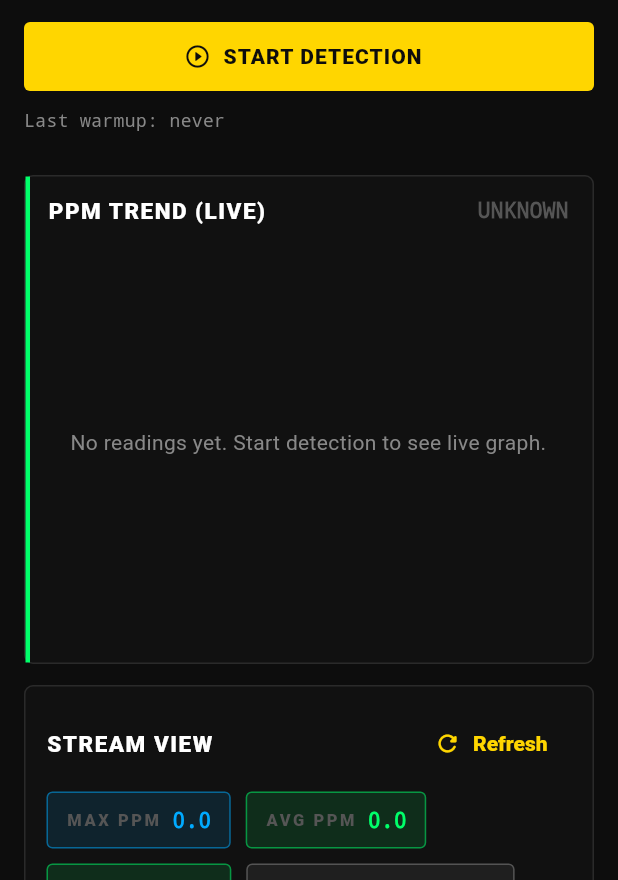
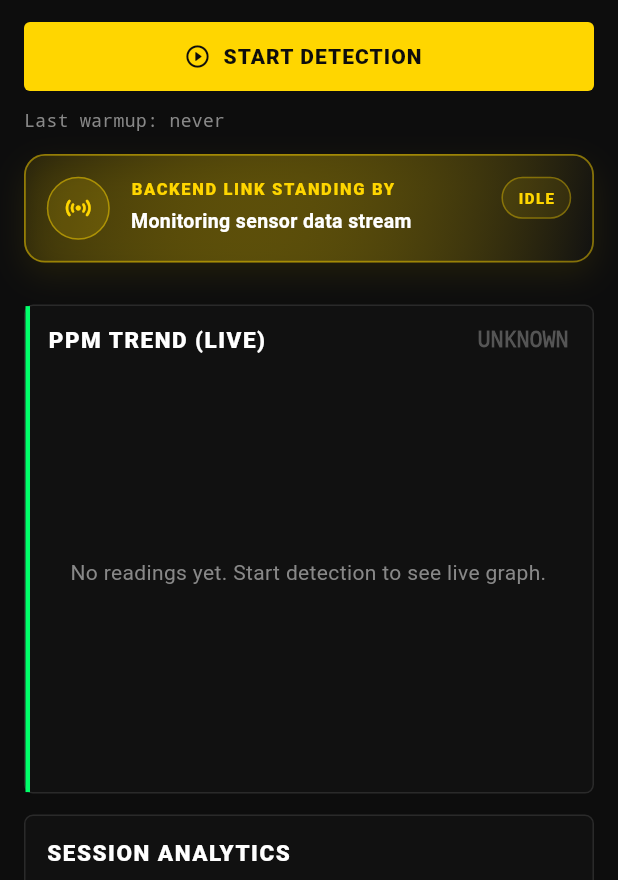
Before and after one commit to ulric-collaco/CarbonFlux, a Flutter app: the DashboardScreen screen opened directly, on a phone screen of 412 x 824 dp, the part 356-1236 px from its top. Run offline on Flutter 3.47's test engine with Material 3 defaults, Android fonts, the phone set to English and light mode, and no system bars; our stand-ins replace fl_chart, flutter_blue_plus, flutter_riverpod, permission_handler, shared_preferences; accounts and stored records are empty; network calls fail; Roboto replaces fonts that are missing (Barlow).

Commit message:
flutter changes

```diff
--- a/flutter-app/lib/screens/dashboard_screen.dart
+++ b/flutter-app/lib/screens/dashboard_screen.dart
@@ -15,7 +15,7 @@ import '../widgets/state_badge.dart';
 
 class DashboardScreen extends ConsumerWidget {
   const DashboardScreen({super.key});
-  static const double _violationThresholdPpm = 1000;
+  static const double _violationThresholdPpm = 500;
 
   Future<void> _runDetectionCycle(
     BuildContext context,
@@ -55,11 +55,8 @@ class DashboardScreen extends ConsumerWidget {
     final status = state.status;
     final latest = state.latestReading;
     final currentState = status?.state ?? 'UNKNOWN';
-    final analyticsReadings = state.streamReadings.isNotEmpty
-        ? state.streamReadings
-        : state.readingHistory;
     final analytics = _StreamAnalytics.fromReadings(
-      analyticsReadings,
+      state.readingHistory,
       threshold: _violationThresholdPpm,
     );
 
@@ -130,9 +127,7 @@ class DashboardScreen extends ConsumerWidget {
                             currentState == 'STOPPED')
                           _MetricChip(
                             label: 'READINGS',
-                            value: state.streamReadings.isNotEmpty
-                                ? state.streamReadings.length.toString()
-                                : state.readingHistory.length.toString(),
+                            value: state.readingHistory.length.toString(),
                             color: CarbonFluxColors.blue,
                           ),
                       ],
@@ -174,7 +169,6 @@ class DashboardScreen extends ConsumerWidget {
                       fontFamily: 'monospace',
                     ),
                   ),
-                  if (state.isDetectionCycleRunning)
                   LiveUploadBar(
                     isUploading: state.isUploading,
                     status: state.uploadingStatus,
@@ -221,19 +215,9 @@ class DashboardScreen extends ConsumerWidget {
                     child: Column(
                       crossAxisAlignment: CrossAxisAlignment.start,
                       children: [
-                        Row(
-                          children: [
                         const Text(
-                              'STREAM VIEW',
+                          'SESSION ANALYTICS',
                           style: CarbonFluxText.section,
-                            ),
-                            const Spacer(),
-                            TextButton.icon(
-                              onPressed: controller.refreshStream,
-                              icon: const Icon(Icons.refresh_rounded),
-                              label: const Text('Refresh'),
-                            ),
-                          ],
                         ),
                         const SizedBox(height: 8),
                         Wrap(
@@ -268,62 +252,6 @@ class DashboardScreen extends ConsumerWidget {
                             ),
                           ],
                         ),
-                        const SizedBox(height: 10),
-                        if (state.streamReadings.isEmpty)
-                          const Text(
-                            'No stream data loaded yet.',
-                            style: TextStyle(
-                              color: CarbonFluxColors.textSecondary,
-                            ),
-                          )
-                        else
-                          ...state.streamReadings.reversed.take(8).map((r) {
-                            final high = r.ppmProxy > _violationThresholdPpm;
-                            return ListTile(
-                              dense: true,
-                              contentPadding: EdgeInsets.zero,
-                              title: Row(
-                                children: [
-                                  Expanded(
-                                    child: Text(
-                                      'PPM ${r.ppmProxy.toStringAsFixed(1)} | ADC ${r.rawAdc}',
-                                    ),
-                                  ),
-                                  if (high)
-                                    Container(
-                                      padding: const EdgeInsets.symmetric(
-                                        horizontal: 8,
-                                        vertical: 2,
-                                      ),
-                                      decoration: BoxDecoration(
-                                        color:
-                                            CarbonFluxColors.red.withAlpha(46),
-                                        borderRadius: BorderRadius.circular(4),
-                                        border: Border.all(
-                                          color: CarbonFluxColors.red
-                                              .withAlpha(165),
-                                        ),
-                                      ),
-                                      child: const Text(
-                                        'VIOLATION',
-                                        style: TextStyle(
-                                          color: CarbonFluxColors.red,
-                                          fontSize: 11,
-                                          fontWeight: FontWeight.bold,
-                                        ),
-                                      ),
-                                    ),
-                                ],
-                              ),
-                              subtitle:
-                                  Text('nonce ${r.nonce} | ts ${r.timestamp}'),
-                              trailing: high
-                                  ? const Icon(Icons.warning_amber_rounded,
-                                      color: CarbonFluxColors.red)
-                                  : const Icon(Icons.check_circle_outline,
-                                      color: CarbonFluxColors.green),
-                            );
-                          }),
                       ],
                     ),
                   ),
--- a/flutter-app/lib/services/fake_esp32_services.dart
+++ b/flutter-app/lib/services/fake_esp32_services.dart
@@ -3,6 +3,7 @@ import 'dart:math';
 
 import '../models/device_status.dart';
 import '../models/sensor_reading.dart';
+import '../providers/carbonflux_controller.dart';
 import 'esp32_api_service.dart';
 import 'esp32_bluetooth_service.dart';
 
@@ -20,7 +21,7 @@ class FakeEsp32State {
   static void tick() {
     if (state == 'WARMUP' && warmupStart != null) {
       if (DateTime.now().difference(warmupStart!) >
-          const Duration(seconds: 15)) {
+          carbonFluxWarmupDuration) {
         state = 'READY';
       }
     }
@@ -31,7 +32,7 @@ class FakeEsp32State {
     final r = Random();
     final basePpm = 400.0 + r.nextDouble() * 200;
     final isSpike = r.nextDouble() > 0.85; // 15% chance of a spike
-    final ppm = isSpike ? 1000.0 + r.nextDouble() * 500 : basePpm;
+    final ppm = isSpike ? 500.0 + r.nextDouble() * 500 : basePpm;
 
     return SensorReading(
       deviceId: 'MOCK-DEVICE',
--- a/flutter-app/lib/widgets/live_upload_bar.dart
+++ b/flutter-app/lib/widgets/live_upload_bar.dart
@@ -14,83 +14,129 @@ class LiveUploadBar extends StatelessWidget {
 
   @override
   Widget build(BuildContext context) {
-    // Render the upload bar consistently. If not actively uploading/status, show "Monitoring..." state.
-    if (!isUploading && status == null) {
-      return Container(
-        padding: const EdgeInsets.symmetric(horizontal: 16, vertical: 12),
-        margin: const EdgeInsets.only(top: 24),
+    final lowerStatus = status?.toLowerCase() ?? '';
+    final failed = lowerStatus.contains('failed');
+    final verified =
+        lowerStatus.contains('verified') || lowerStatus.contains('anchored');
+    final idle = !isUploading && status == null;
+    final accent = failed
+        ? CarbonFluxColors.red
+        : isUploading
+            ? CarbonFluxColors.blue
+            : verified
+                ? CarbonFluxColors.green
+                : CarbonFluxColors.yellow;
+    final headline = idle
+        ? 'Backend link standing by'
+        : isUploading
+            ? 'Uploading live telemetry'
+            : failed
+                ? 'Backend upload needs attention'
+                : 'Backend upload healthy';
+    final detail = status ?? 'Monitoring sensor data stream';
+
+    return AnimatedContainer(
+      duration: const Duration(milliseconds: 250),
+      margin: const EdgeInsets.only(top: 14),
+      padding: const EdgeInsets.all(14),
       decoration: BoxDecoration(
-          color: Colors.blue.withOpacity(0.1),
-          borderRadius: BorderRadius.circular(12),
-          border: Border.all(color: Colors.blue.withOpacity(0.3)),
+        gradient: LinearGradient(
+          colors: [
+            accent.withAlpha(26),
+            CarbonFluxColors.bgSurface,
+          ],
+          begin: Alignment.topLeft,
+          end: Alignment.bottomRight,
+        ),
+        borderRadius: BorderRadius.circular(14),
+        border: Border.all(color: accent.withAlpha(120), width: 1.2),
+        boxShadow: [
+          BoxShadow(
+            color: accent.withAlpha(22),
+            blurRadius: 18,
+            offset: const Offset(0, 8),
+          ),
+        ],
       ),
       child: Row(
+        crossAxisAlignment: CrossAxisAlignment.start,
         children: [
-            const SizedBox(
-              width: 16,
-              height: 16,
-              child: CircularProgressIndicator(strokeWidth: 2, color: Colors.blue),
+          Container(
+            width: 42,
+            height: 42,
+            decoration: BoxDecoration(
+              color: accent.withAlpha(34),
+              shape: BoxShape.circle,
+              border: Border.all(color: accent.withAlpha(120)),
             ),
-            const SizedBox(width: 16),
+            child: Center(
+              child: isUploading
+                  ? SizedBox(
+                      width: 18,
+                      height: 18,
+                      child: CircularProgressIndicator(
+                        strokeWidth: 2.2,
+                        color: accent,
+                      ),
+                    )
+                  : Icon(
+                      failed
+                          ? Icons.cloud_off_rounded
+                          : verified
+                              ? Icons.cloud_done_rounded
+                              : Icons.sensors_rounded,
+                      size: 20,
+                      color: accent,
+                    ),
+            ),
+          ),
+          const SizedBox(width: 14),
+          Expanded(
+            child: Column(
+              crossAxisAlignment: CrossAxisAlignment.start,
+              children: [
                 Text(
-              'Monitoring Sensor Data...',
+                  headline.toUpperCase(),
                   style: TextStyle(
-                color: Colors.blue[300],
-                fontFamily: 'RobotoMono',
+                    fontSize: 11,
+                    fontWeight: FontWeight.w900,
+                    letterSpacing: 1.1,
+                    color: accent,
+                  ),
+                ),
+                const SizedBox(height: 4),
+                Text(
+                  detail,
+                  style: const TextStyle(
                     fontSize: 13,
+                    fontWeight: FontWeight.w700,
+                    color: CarbonFluxColors.textPrimary,
                   ),
                 ),
               ],
             ),
-      );
-    }
-
-    final failed = status != null && status!.toLowerCase().contains('failed');
-    final verified =
-        status != null && status!.toLowerCase().contains('verified');
-    final accent = failed ? CarbonFluxColors.red : CarbonFluxColors.green;
-
-    return AnimatedContainer(
-      duration: const Duration(milliseconds: 300),
-      margin: const EdgeInsets.only(top: 14),
-      padding: const EdgeInsets.symmetric(horizontal: 16, vertical: 12),
-      decoration: BoxDecoration(
-        color: CarbonFluxColors.bgSurface,
-        borderRadius: BorderRadius.circular(4),
-        border: Border.all(color: accent.withValues(alpha: 0.65), width: 1.5),
-      ),
-      child: Row(
-        children: [
-          if (isUploading && !failed && !verified) ...[
-            SizedBox(
-              width: 16,
-              height: 16,
-              child: CircularProgressIndicator(
-                strokeWidth: 2,
-                color: accent,
-              ),
           ),
           const SizedBox(width: 12),
-          ] else if (failed) ...[
-            const Icon(Icons.error_outline,
-                size: 20, color: CarbonFluxColors.red),
-            const SizedBox(width: 12),
-          ] else if (verified) ...[
-            const Icon(
-              Icons.check_circle_outline,
-              size: 20,
-              color: CarbonFluxColors.green,
+          Container(
+            padding: const EdgeInsets.symmetric(horizontal: 10, vertical: 6),
+            decoration: BoxDecoration(
+              color: accent.withAlpha(24),
+              borderRadius: BorderRadius.circular(999),
+              border: Border.all(color: accent.withAlpha(90)),
             ),
-            const SizedBox(width: 12),
-          ],
-          Expanded(
             child: Text(
-              status ?? 'Processing...',
-              style: const TextStyle(
-                fontSize: 12,
-                fontWeight: FontWeight.w800,
-                color: CarbonFluxColors.textPrimary,
-                letterSpacing: 0.5,
+              idle
+                  ? 'IDLE'
+                  : isUploading
+                      ? 'LIVE'
+                      : failed
+                          ? 'ERROR'
+                          : 'OK',
+              style: TextStyle(
+                fontSize: 10,
+                fontWeight: FontWeight.w900,
+                letterSpacing: 1,
+                color: accent,
               ),
             ),
           ),
--- a/flutter-app/lib/widgets/ppm_line_chart.dart
+++ b/flutter-app/lib/widgets/ppm_line_chart.dart
@@ -84,7 +84,7 @@ class PpmLineChart extends StatelessWidget {
         ),
         extraLinesData: ExtraLinesData(horizontalLines: [
           HorizontalLine(
-            y: 1000,
+            y: 500,
             color: CarbonFluxColors.red.withValues(alpha: 0.65),
             strokeWidth: 1.3,
             dashArray: [6, 4],
@@ -119,7 +119,7 @@ class PpmLineChart extends StatelessWidget {
             ),
             dotData: FlDotData(
               show: true,
-              checkToShowDot: (spot, _) => spot.y > 1000,
+              checkToShowDot: (spot, _) => spot.y > 500,
               getDotPainter: (spot, _, __, ___) => FlDotCirclePainter(
                 radius: 3,
                 color: CarbonFluxColors.red,
@@ -135,9 +135,9 @@ class PpmLineChart extends StatelessWidget {
 
   double _maxY(List<SensorReading> values) {
     final peak = values.fold<double>(
-      1000,
+      500,
       (prev, e) => e.ppmProxy > prev ? e.ppmProxy : prev,
     );
-    return (peak + 200).clamp(1200.0, double.infinity);
+    return (peak + 200).clamp(700.0, double.infinity);
   }
 }
--- a/flutter-app/lib/widgets/reading_card.dart
+++ b/flutter-app/lib/widgets/reading_card.dart
@@ -13,7 +13,7 @@ class ReadingCard extends StatelessWidget {
   @override
   Widget build(BuildContext context) {
     final ppm = reading.ppmProxy;
-    final isHigh = ppm > 1000;
+    final isHigh = ppm > 500;
     final valueColor = isHigh ? CarbonFluxColors.red : CarbonFluxColors.green;
 
     return HudPanel(
@@ -36,7 +36,7 @@ class ReadingCard extends StatelessWidget {
                 borderRadius: BorderRadius.circular(4),
               ),
               child: const Text(
-                'VIOLATION - EXCEEDS 1000 PPM THRESHOLD',
+                'VIOLATION - EXCEEDS 500 PPM THRESHOLD',
                 style: TextStyle(
                   color: CarbonFluxColors.red,
                   fontSize: 11,
@@ -138,7 +138,7 @@ class ReadingCard extends StatelessWidget {
         const Align(
           alignment: Alignment.centerRight,
           child: Text(
-            'THRESHOLD 1000',
+            'THRESHOLD 500',
             style: TextStyle(
               color: CarbonFluxColors.red,
               fontSize: 9,
```
Also changed, not shown: flutter-app/lib/providers/carbonflux_controller.dart (+43 -29 lines), 2 other files. Lines whose indentation alone changed are shown as unchanged.
